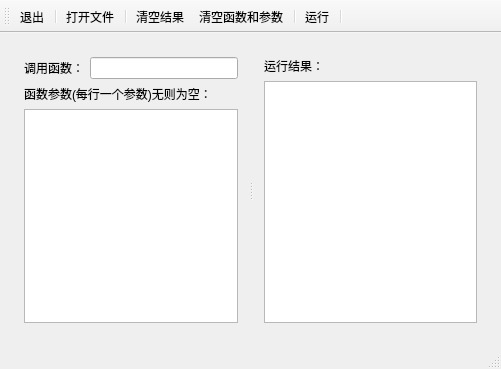
Before: the Qt Designer form JavaScript_QT_QScript_Demo/mainwindow.ui in bbxytl/LeanDemos, drawn with Qt 5.
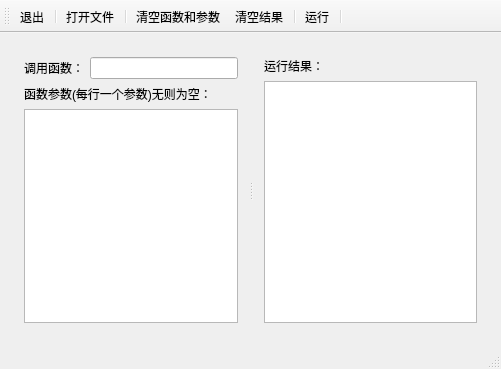
After: the same form once the commit is applied.

The edit to the form file:
```diff
--- a/JavaScript_QT_QScript_Demo/mainwindow.ui
+++ b/JavaScript_QT_QScript_Demo/mainwindow.ui
@@ -178,8 +178,8 @@
    <addaction name="separator"/>
    <addaction name="act_Open"/>
    <addaction name="separator"/>
-   <addaction name="action_RS"/>
    <addaction name="action_FunArgs"/>
+   <addaction name="action_RS"/>
    <addaction name="separator"/>
    <addaction name="action_Run"/>
    <addaction name="separator"/>
```
